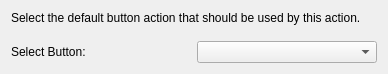
Old version of the form src/kcmodule/selectkeybutton.ui in the repository KDE/wacomtablet.
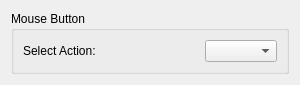
New version of the form. Custom widgets are drawn as their Qt base class.

Commit message:
More button action changes.
* Removed toggle display/mode features as they are no longer supported by xsetwacom.
* Unified button action selections accross the pen widget and pad widget tabs.
* The mouse button selection dialog now sets the current setting as default.
* Added a group box to the mouse button selection dialog to make it look nicer.
* Named the default mouse buttons which should be available on all mice.
* Removed obsolete toggle code from ButtonShortcut.
* Updated ButtonShortcut unit test to reflect the changes.

Diff of the .ui file:
```diff
--- a/src/kcmodule/selectkeybutton.ui
+++ b/src/kcmodule/selectkeybutton.ui
@@ -6,54 +6,79 @@
    <rect>
     <x>0</x>
     <y>0</y>
-    <width>388</width>
-    <height>68</height>
+    <width>300</width>
+    <height>64</height>
    </rect>
   </property>
+  <property name="sizePolicy">
+   <sizepolicy hsizetype="Preferred" vsizetype="Preferred">
+    <horstretch>0</horstretch>
+    <verstretch>0</verstretch>
+   </sizepolicy>
+  </property>
   <layout class="QVBoxLayout" name="verticalLayout">
    <item>
-    <widget class="QLabel" name="label_2">
+    <widget class="QGroupBox" name="groupBox">
+     <property name="sizePolicy">
+      <sizepolicy hsizetype="Expanding" vsizetype="Expanding">
+       <horstretch>0</horstretch>
+       <verstretch>0</verstretch>
+      </sizepolicy>
+     </property>
+     <property name="locale">
+      <locale language="English" country="UnitedStates"/>
+     </property>
+     <property name="title">
+      <string>Mouse Button</string>
+     </property>
+     <layout class="QHBoxLayout" name="horizontalLayout">
+      <item>
+       <widget class="QLabel" name="label">
+        <property name="sizePolicy">
+         <sizepolicy hsizetype="Expanding" vsizetype="Preferred">
+          <horstretch>0</horstretch>
+          <verstretch>0</verstretch>
+         </sizepolicy>
+        </property>
      <property name="text">
-      <string>Select the default button action that should be used by this action.</string>
+         <string>Select Action:</string>
+        </property>
+        <property name="buddy">
+         <cstring>kcombobox</cstring>
      </property>
     </widget>
    </item>
    <item>
-    <spacer name="verticalSpacer">
+       <spacer name="horizontalSpacer">
      <property name="orientation">
-      <enum>Qt::Vertical</enum>
+         <enum>Qt::Horizontal</enum>
      </property>
      <property name="sizeType">
       <enum>QSizePolicy::Fixed</enum>
      </property>
      <property name="sizeHint" stdset="0">
       <size>
-       <width>20</width>
-       <height>10</height>
+          <width>10</width>
+          <height>1</height>
       </size>
      </property>
     </spacer>
    </item>
    <item>
-    <layout class="QHBoxLayout" name="horizontalLayout">
-     <item>
-      <widget class="QLabel" name="label">
-       <property name="text">
-        <string>Select Button:</string>
-       </property>
-       <property name="buddy">
-        <cstring>kcombobox</cstring>
-       </property>
-      </widget>
-     </item>
-     <item>
       <widget class="KComboBox" name="kcombobox">
+        <property name="sizePolicy">
+         <sizepolicy hsizetype="Preferred" vsizetype="Fixed">
+          <horstretch>0</horstretch>
+          <verstretch>0</verstretch>
+         </sizepolicy>
+        </property>
        <property name="toolTip">
         <string>Select the standard button action that should be used by this action</string>
        </property>
       </widget>
      </item>
     </layout>
+    </widget>
    </item>
   </layout>
  </widget>
```
Left out of the diff: 2 changed lines with no effect on the pictures. Lines whose indentation alone changed are shown as unchanged. The commit also changes 9 other files.
